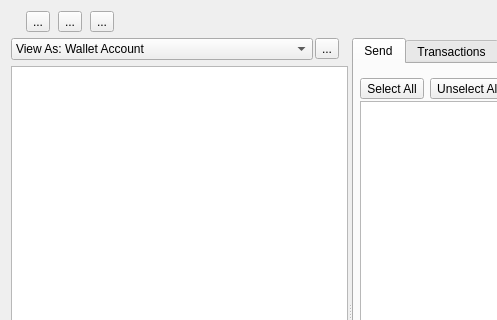
Bertrand256/dash-masternode-tool, file src/ui/ui_wallet_dlg.ui: the form before one commit; both pictures show x 0 to 497 and y 0 to 320 of the 862 by 625 pixel window.
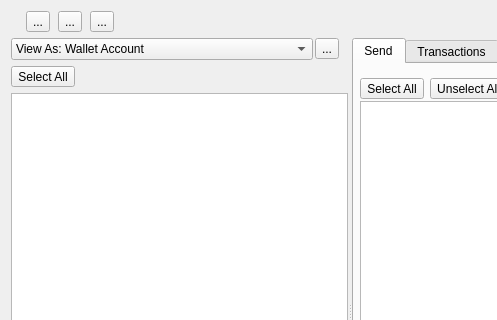
The form after the commit. The open tabs and pages were chosen to show the change.

Commit message: Wallet: sign message with the selected address.

Diff of the .ui file:
```diff
--- a/src/ui/ui_wallet_dlg.ui
+++ b/src/ui/ui_wallet_dlg.ui
@@ -289,6 +289,37 @@
               <property name="bottomMargin">
                <number>0</number>
               </property>
+              <item>
+               <widget class="QWidget" name="widget_2" native="true">
+                <layout class="QVBoxLayout" name="verticalLayout_12">
+                 <property name="spacing">
+                  <number>0</number>
+                 </property>
+                 <property name="leftMargin">
+                  <number>0</number>
+                 </property>
+                 <property name="topMargin">
+                  <number>0</number>
+                 </property>
+                 <property name="rightMargin">
+                  <number>0</number>
+                 </property>
+                 <property name="bottomMargin">
+                  <number>0</number>
+                 </property>
+                 <item>
+                  <widget class="QToolButton" name="btnSelectAllMasternodes">
+                   <property name="toolTip">
+                    <string>Select all masternode addresses</string>
+                   </property>
+                   <property name="text">
+                    <string>Select All</string>
+                   </property>
+                  </widget>
+                 </item>
+                </layout>
+               </widget>
+              </item>
               <item>
                <widget class="QTableView" name="mnListView">
                 <property name="contextMenuPolicy">
```
The commit also changes 4 other files.
